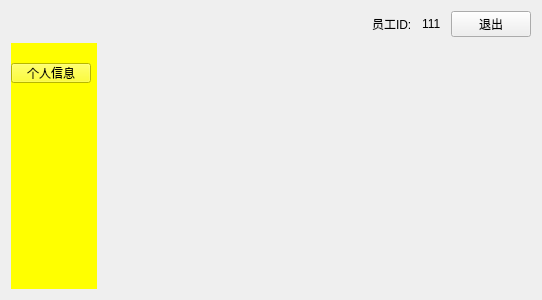
jay602/staff_mgr_sys, file StaffMgrSystem/clerkwidget.ui: the form before one commit.
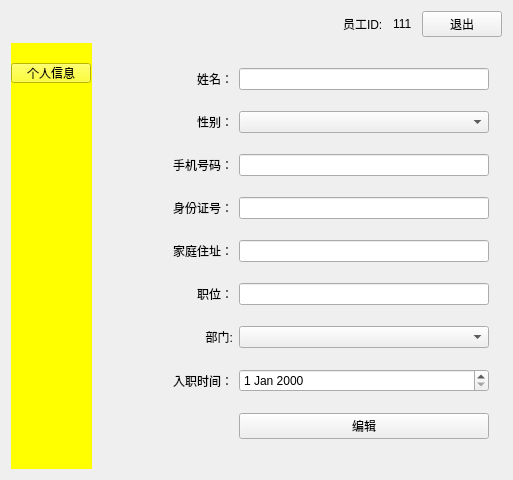
The form after the commit.

Patch:
```diff
--- a/StaffMgrSystem/clerkwidget.ui
+++ b/StaffMgrSystem/clerkwidget.ui
@@ -6,15 +6,182 @@
    <rect>
     <x>0</x>
     <y>0</y>
-    <width>542</width>
-    <height>300</height>
+    <width>513</width>
+    <height>480</height>
    </rect>
   </property>
   <property name="windowTitle">
    <string>Form</string>
   </property>
-  <layout class="QVBoxLayout" name="verticalLayout">
-   <item>
+  <layout class="QGridLayout" name="gridLayout">
+   <item row="1" column="0">
+    <layout class="QHBoxLayout" name="horizontalLayout_2" stretch="1,5">
+     <item>
+      <widget class="QWidget" name="widget" native="true">
+       <property name="styleSheet">
+        <string notr="true">background-color: rgb(255, 255, 0);</string>
+       </property>
+       <widget class="QPushButton" name="pushButton_2">
+        <property name="geometry">
+         <rect>
+          <x>0</x>
+          <y>20</y>
+          <width>80</width>
+          <height>20</height>
+         </rect>
+        </property>
+        <property name="text">
+         <string>个人信息</string>
+        </property>
+       </widget>
+      </widget>
+     </item>
+     <item>
+      <widget class="QStackedWidget" name="stackedWidget">
+       <widget class="QWidget" name="page">
+        <widget class="QWidget" name="">
+         <property name="geometry">
+          <rect>
+           <x>10</x>
+           <y>10</y>
+           <width>381</width>
+           <height>401</height>
+          </rect>
+         </property>
+         <layout class="QGridLayout" name="gridLayout_2" columnstretch="1,2">
+          <item row="0" column="0">
+           <widget class="QLabel" name="labelName">
+            <property name="text">
+             <string>姓名：</string>
+            </property>
+            <property name="alignment">
+             <set>Qt::AlignRight|Qt::AlignTrailing|Qt::AlignVCenter</set>
+            </property>
+           </widget>
+          </item>
+          <item row="0" column="1">
+           <widget class="QLineEdit" name="lineEditName"/>
+          </item>
+          <item row="1" column="0">
+           <widget class="QLabel" name="labelSex">
+            <property name="text">
+             <string>性别：</string>
+            </property>
+            <property name="alignment">
+             <set>Qt::AlignRight|Qt::AlignTrailing|Qt::AlignVCenter</set>
+            </property>
+           </widget>
+          </item>
+          <item row="1" column="1">
+           <widget class="QComboBox" name="comboBoxSex"/>
+          </item>
+          <item row="2" column="0">
+           <widget class="QLabel" name="labelPhone">
+            <property name="text">
+             <string>手机号码：</string>
+            </property>
+            <property name="alignment">
+             <set>Qt::AlignRight|Qt::AlignTrailing|Qt::AlignVCenter</set>
+            </property>
+           </widget>
+          </item>
+          <item row="2" column="1">
+           <widget class="QLineEdit" name="lineEditPhone"/>
+          </item>
+          <item row="3" column="0">
+           <widget class="QLabel" name="labelIdCard">
+            <property name="text">
+             <string>身份证号：</string>
+            </property>
+            <property name="alignment">
+             <set>Qt::AlignRight|Qt::AlignTrailing|Qt::AlignVCenter</set>
+            </property>
+           </widget>
+          </item>
+          <item row="3" column="1">
+           <widget class="QLineEdit" name="lineEditIdCard"/>
+          </item>
+          <item row="4" column="0">
+           <widget class="QLabel" name="labelAddr">
+            <property name="text">
+             <string>家庭住址：</string>
+            </property>
+            <property name="alignment">
+             <set>Qt::AlignRight|Qt::AlignTrailing|Qt::AlignVCenter</set>
+            </property>
+           </widget>
+          </item>
+          <item row="4" column="1">
+           <widget class="QLineEdit" name="lineEditAddr"/>
+          </item>
+          <item row="5" column="0">
+           <widget class="QLabel" name="labelPosition">
+            <property name="text">
+             <string>职位：</string>
+            </property>
+            <property name="alignment">
+             <set>Qt::AlignRight|Qt::AlignTrailing|Qt::AlignVCenter</set>
+            </property>
+           </widget>
+          </item>
+          <item row="5" column="1">
+           <widget class="QLineEdit" name="lineEditPosition"/>
+          </item>
+          <item row="6" column="0">
+           <widget class="QLabel" name="labelDepartment">
+            <property name="text">
+             <string>部门:</string>
+            </property>
+            <property name="alignment">
+             <set>Qt::AlignRight|Qt::AlignTrailing|Qt::AlignVCenter</set>
+            </property>
+           </widget>
+          </item>
+          <item row="6" column="1">
+           <widget class="QComboBox" name="comboBoxDepartment"/>
+          </item>
+          <item row="7" column="0">
+           <widget class="QLabel" name="labelHireDate">
+            <property name="text">
+             <string>入职时间：</string>
+            </property>
+            <property name="alignment">
+             <set>Qt::AlignRight|Qt::AlignTrailing|Qt::AlignVCenter</set>
+            </property>
+           </widget>
+          </item>
+          <item row="7" column="1">
+           <widget class="QDateEdit" name="dateEditHireDate"/>
+          </item>
+          <item row="8" column="0">
+           <spacer name="horizontalSpacer_2">
+            <property name="orientation">
+             <enum>Qt::Horizontal</enum>
+            </property>
+            <property name="sizeHint" stdset="0">
+             <size>
+              <width>40</width>
+              <height>20</height>
+             </size>
+            </property>
+           </spacer>
+          </item>
+          <item row="8" column="1">
+           <widget class="QPushButton" name="pushButtonEdit">
+            <property name="text">
+             <string>编辑</string>
+            </property>
+           </widget>
+          </item>
+         </layout>
+        </widget>
+       </widget>
+       <widget class="QWidget" name="page_2"/>
+      </widget>
+     </item>
+    </layout>
+   </item>
+   <item row="0" column="0">
     <layout class="QHBoxLayout" name="horizontalLayout">
      <property name="spacing">
       <number>10</number>
@@ -55,36 +222,6 @@
      </item>
     </layout>
    </item>
-   <item>
-    <layout class="QHBoxLayout" name="horizontalLayout_2" stretch="1,5">
-     <item>
-      <widget class="QWidget" name="widget" native="true">
-       <property name="styleSheet">
-        <string notr="true">background-color: rgb(255, 255, 0);</string>
-       </property>
-       <widget class="QPushButton" name="pushButton_2">
-        <property name="geometry">
-         <rect>
-          <x>0</x>
-          <y>20</y>
-          <width>80</width>
-          <height>20</height>
-         </rect>
-        </property>
-        <property name="text">
-         <string>个人信息</string>
-        </property>
-       </widget>
-      </widget>
-     </item>
-     <item>
-      <widget class="QStackedWidget" name="stackedWidget">
-       <widget class="QWidget" name="page"/>
-       <widget class="QWidget" name="page_2"/>
-      </widget>
-     </item>
-    </layout>
-   </item>
   </layout>
  </widget>
  <resources/>
```
Left out of the diff: 4 changed lines with no effect on the pictures.
